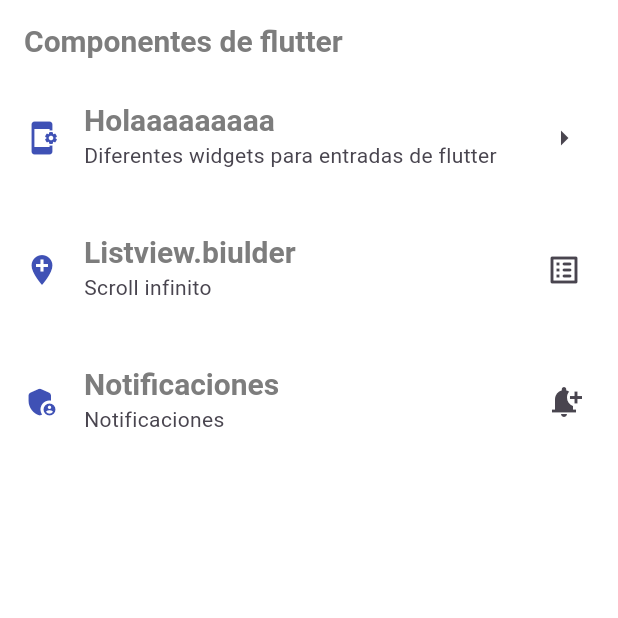
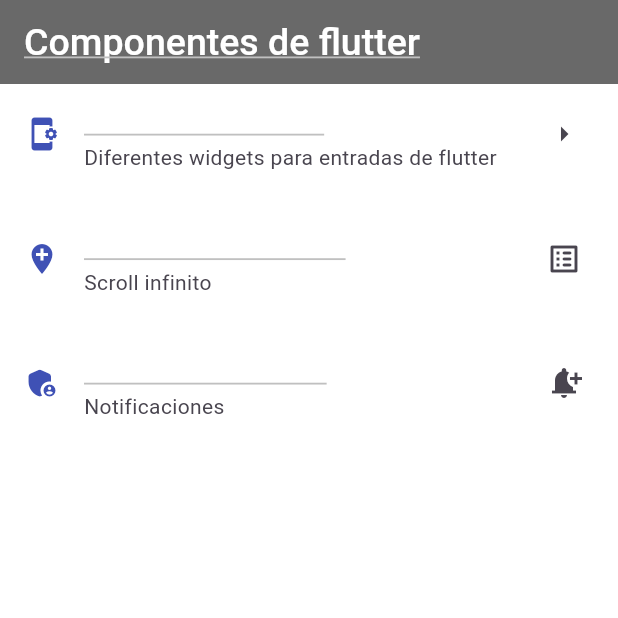
Before and after one commit to Krlostks/componentes_flutter, a Flutter app: the screen it shows after launch, on a phone screen of 412 x 824 dp, the top half of it. Run offline on Flutter 3.47's test engine with Material 3 defaults, Android fonts, the phone set to English and light mode, and no system bars; our stand-ins replace google_fonts.

Commit message:
Adding Google Fonts to the AppTheme

```diff
--- a/lib/theme/app_theme.dart
+++ b/lib/theme/app_theme.dart
@@ -1,17 +1,23 @@
 import 'package:flutter/material.dart';
+import 'package:google_fonts/google_fonts.dart';
 
 class AppTheme{
-  static const primarycolor = Color.fromARGB(255, 125, 125, 125);
-  static const backColor=Color.fromARGB(0, 169, 167, 167);
+  static const primarycolor = Color.fromARGB(255, 105, 105, 105);
+  static const backColor=Color.fromARGB(0, 255, 36, 36);
 
   static final ThemeData lightTheme = ThemeData.light().copyWith(
     scaffoldBackgroundColor: backColor ,
-    appBarTheme: const AppBarTheme(color : backColor),
-    textTheme: const TextTheme(
-             headlineLarge: TextStyle(
-              color: primarycolor,
-              fontWeight: FontWeight.bold,
-              fontSize: 20
+    appBarTheme: const AppBarTheme(color : primarycolor),
+    textTheme:  TextTheme(
+             headlineLarge: GoogleFonts.roboto(
+              color: Colors.white,
+              fontWeight: FontWeight.w500,
+              fontSize: 25,
+              decoration: TextDecoration.underline,
+              decorationColor: Color.fromARGB(255, 192, 192, 192),
+              decorationThickness: 1.0,
+              fontStyle: FontStyle.normal,
             )
+            // bodySmall:
           ))
 ;}
--- a/pubspec.yaml
+++ b/pubspec.yaml
@@ -9,6 +9,7 @@ environment:
 dependencies:
   flutter:
     sdk: flutter
+  google_fonts: ^6.1.0
 
 dev_dependencies:
   flutter_test:
```
Also changed, not shown: pubspec.lock.
